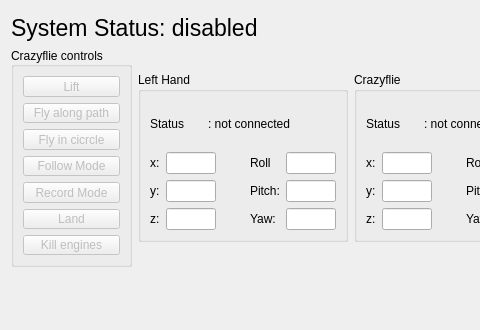
This is src/cfclient/ui/tabs/HTTYD.ui in cafeciaojoe/crazyflie-clients-python as Qt 5 draws it before an edit; both pictures show x 0 to 480 and y 0 to 330 of the 818 by 731 pixel window. The edited form follows.
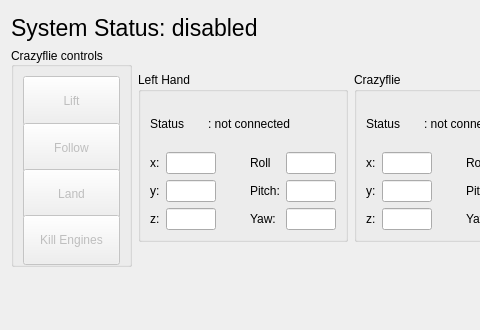
This is the edited form.

Commit message: Added PoseParser (nicks-testing branch) to project. main.py now stops the instance of socket_class.py in HTTYD. changed all import statements to find SocketManager class

```diff
--- a/src/cfclient/ui/tabs/HTTYD.ui
+++ b/src/cfclient/ui/tabs/HTTYD.ui
@@ -186,46 +186,17 @@
             <verstretch>0</verstretch>
            </sizepolicy>
           </property>
+          <property name="minimumSize">
+           <size>
+            <width>0</width>
+            <height>50</height>
+           </size>
+          </property>
           <property name="text">
            <string>Lift</string>
           </property>
          </widget>
         </item>
-        <item>
-         <widget class="QPushButton" name="pathButton">
-          <property name="enabled">
-           <bool>false</bool>
-          </property>
-          <property name="sizePolicy">
-           <sizepolicy hsizetype="Expanding" vsizetype="Fixed">
-            <horstretch>0</horstretch>
-            <verstretch>0</verstretch>
-           </sizepolicy>
-          </property>
-          <property name="text">
-           <string>Fly along path</string>
-          </property>
-          <property name="checkable">
-           <bool>false</bool>
-          </property>
-         </widget>
-        </item>
-        <item>
-         <widget class="QPushButton" name="circleButton">
-          <property name="enabled">
-           <bool>false</bool>
-          </property>
-          <property name="sizePolicy">
-           <sizepolicy hsizetype="Expanding" vsizetype="Fixed">
-            <horstretch>0</horstretch>
-            <verstretch>0</verstretch>
-           </sizepolicy>
-          </property>
-          <property name="text">
-           <string>Fly in cicrcle</string>
-          </property>
-         </widget>
-        </item>
         <item>
          <widget class="QPushButton" name="followButton">
           <property name="enabled">
@@ -240,7 +211,7 @@
           <property name="minimumSize">
            <size>
             <width>0</width>
-            <height>0</height>
+            <height>50</height>
            </size>
           </property>
           <property name="maximumSize">
@@ -253,23 +224,7 @@
            <enum>Qt::LeftToRight</enum>
           </property>
           <property name="text">
-           <string>Follow Mode</string>
-          </property>
-         </widget>
-        </item>
-        <item>
-         <widget class="QPushButton" name="recordButton">
-          <property name="enabled">
-           <bool>false</bool>
-          </property>
-          <property name="sizePolicy">
-           <sizepolicy hsizetype="Expanding" vsizetype="Fixed">
-            <horstretch>0</horstretch>
-            <verstretch>0</verstretch>
-           </sizepolicy>
-          </property>
-          <property name="text">
-           <string>Record Mode</string>
+           <string>Follow</string>
           </property>
          </widget>
         </item>
@@ -287,7 +242,7 @@
           <property name="minimumSize">
            <size>
             <width>40</width>
-            <height>0</height>
+            <height>50</height>
            </size>
           </property>
           <property name="maximumSize">
@@ -315,7 +270,7 @@
           <property name="minimumSize">
            <size>
             <width>0</width>
-            <height>20</height>
+            <height>50</height>
            </size>
           </property>
           <property name="maximumSize">
@@ -325,7 +280,7 @@
            </size>
           </property>
           <property name="text">
-           <string>Kill engines</string>
+           <string>Kill Engines</string>
           </property>
          </widget>
         </item>
```
Left out of the diff: 3 changed lines with no effect on the pictures. The commit also changes 2 other files.
